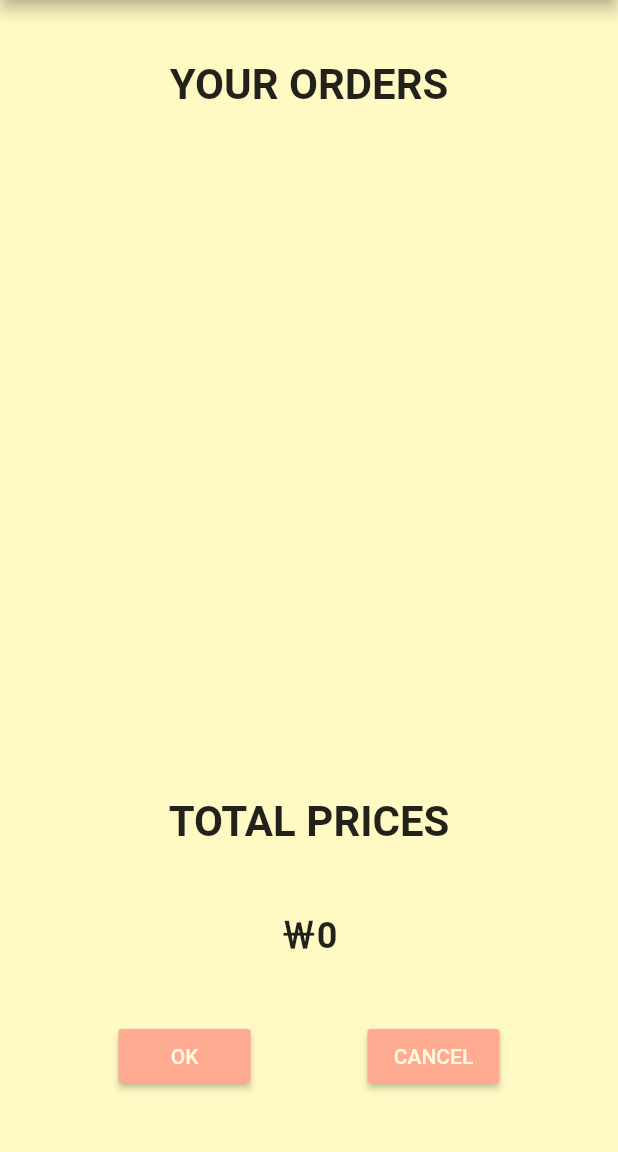
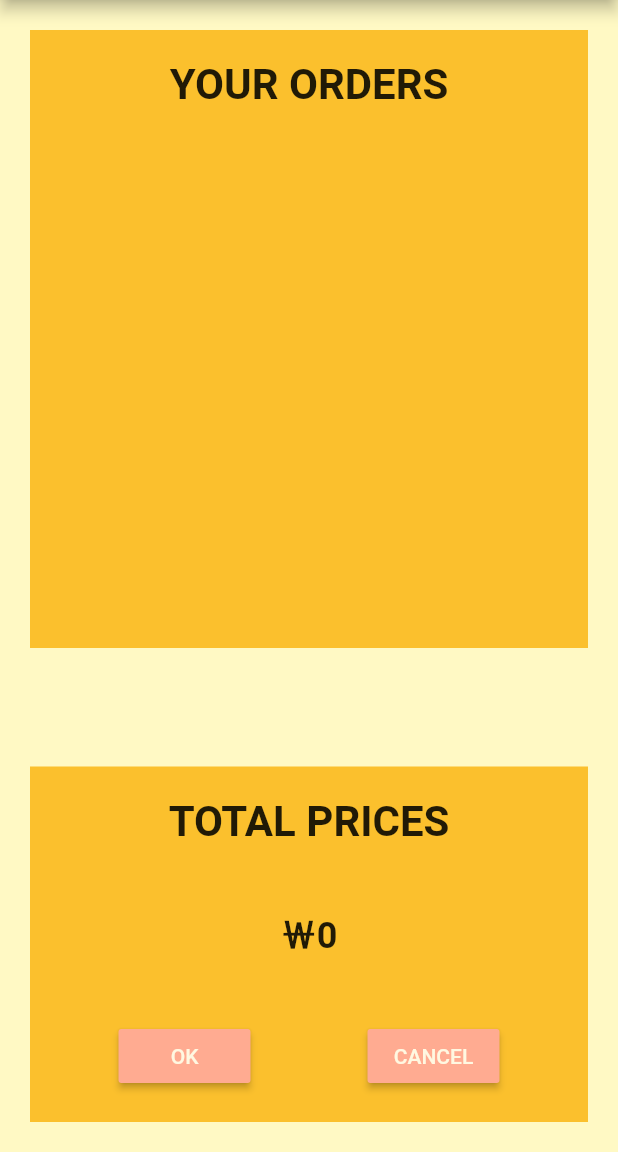
Before and after one commit to GeonwooVincentKim/Flutter-McDonalds-Project, a Flutter app: the Cart screen opened by its route, on a phone screen of 412 x 824 dp, the part 84-1236 px from its top. Run offline on Flutter 3.47's test engine with Material 2 defaults, Android fonts, the phone set to English and light mode, and no system bars; our stand-ins replace flutter_slidable; accounts and stored records are empty.

Commit message:
Successfully finished the task to create DarkTheme except not to refactor my codes in 'style.dart'

```diff
--- a/lib/screens/main_screen/cart.dart
+++ b/lib/screens/main_screen/cart.dart
@@ -39,18 +39,7 @@ class _CartState extends State<Cart> {
   Widget _buildCartAppBar(){
     return AppBar(
       title: Text(widget.title),
-      // backgroundColor: widget.cartColor,
       centerTitle: true,
-      // actions: [
-      //   IconButton(
-      //     icon: Icon(
-      //       IconMoon.iadd,
-      //       color: Colors.white
-      //     ),
-      //     // Menu(pageIndex: 1, pageInfo: null, title: "Menu", menuColor: BasicAppBarColor)
-      //     onPressed: () => Navigator.pushNamed(context, "/"),
-      //   )
-      // ],
     );
   }
 
@@ -60,7 +49,7 @@ class _CartState extends State<Cart> {
     return Container(
       height: screenHeight / 2,
       padding: EdgeInsets.symmetric(horizontal: basicPadding, vertical: basicPadding),
-      // color: CartOrderColor,
+      color: Theme.of(context).primaryColor,
       child: SingleChildScrollView(
         child: Consumer<ProviderMenu>(
           builder: (ctx, orderMenu, child){
@@ -84,10 +73,7 @@ class _CartState extends State<Cart> {
   Widget _buildCartPurchase(BuildContext context){
     return Container(
       padding: EdgeInsets.symmetric(horizontal: basicPadding, vertical: basicPadding),
-      // color: CartOrderColor,
-      // child: Center(
-
-      // )
+      color: Theme.of(context).primaryColor,
       child: Consumer<ProviderMenu>(
           builder: (ctx, totalPrice, child){
             return Column(
--- a/lib/screens/main_screen/details.dart
+++ b/lib/screens/main_screen/details.dart
@@ -107,8 +107,7 @@ class _DetailsState extends State<Details> {
       left: 0,
       right: 0,
       child: FlatButton(
-        shape: ContinuousRectangleBorder(side: BorderSide()),
-        // color: BasicBoxColor,
+        color: Theme.of(context).primaryColor,
         child: Padding(
           padding: EdgeInsets.all(basicPadding / 2),
           child: Text("Add to my Cart", style: clickTileSize)
--- a/lib/screens/main_screen/orders.dart
+++ b/lib/screens/main_screen/orders.dart
@@ -35,7 +35,6 @@ class _OrdersState extends State<Orders> {
   Widget _buildOrdersAppBar(){
     return AppBar(
       title: Text("Orders"),
-      // backgroundColor: widget.ordersColor,
       centerTitle: true,
     );
   }
@@ -45,7 +44,7 @@ class _OrdersState extends State<Orders> {
     return Container(
       height: screenHeight / 1.2,
       padding: EdgeInsets.symmetric(horizontal: basicPadding, vertical: basicPadding),
-      // color: CartOrderColor,
+      color: Theme.of(context).primaryColor,
       child: SingleChildScrollView(
         child: Consumer<ProviderMenu>(
           builder: (ctx, orderMenu, child){
--- a/lib/screens/main_screen/settings.dart
+++ b/lib/screens/main_screen/settings.dart
@@ -24,13 +24,12 @@ class Settings extends StatelessWidget {
   Widget _buildSettingsAppBar(BuildContext context){
     return AppBar(
       title: Text("Settings"),
-      // backgroundColor: BasicAppBarColor,
       centerTitle: true,
       actions: [
         IconButton(
           icon: Icon(
             Icons.edit,
-            color: Colors.white,
+            color: Theme.of(context).buttonColor,
           ), onPressed: () => Navigator.pushNamed(context, "/settings/modify")
         )
       ],
@@ -63,7 +62,7 @@ class Settings extends StatelessWidget {
     return Container(
       height: screenHeight / 3,
       padding: EdgeInsets.symmetric(vertical: basicPadding, horizontal: basicPadding),
-      // color: CartOrderColor,
+      color: Theme.of(context).primaryColor,
       child: Column(
         // crossAxisAlignment: CrossAxisAlignment.start,
         mainAxisAlignment: MainAxisAlignment.center,
@@ -86,6 +85,7 @@ class Settings extends StatelessWidget {
     return Container(
       padding: EdgeInsets.symmetric(horizontal: basicPadding, vertical: basicPadding),
       // color: CartOrderColor,
+      color: Theme.of(context).primaryColor,
       // color: lightTheme.primaryColor,
       width: screenWidth,
       child: BottomButton(contents: "Modify".toUpperCase(), onPressed: () => Navigator.pushNamed(context, "/settings/modify")),
--- a/lib/widget/image_widget/positioned/positioned_image.dart
+++ b/lib/widget/image_widget/positioned/positioned_image.dart
@@ -26,7 +26,6 @@ class PositionedImage extends StatelessWidget {
 
   @override
   Widget build(BuildContext context) {
-    final themeProvider = Provider.of<ProviderThemeDynamic>(context);
     return Positioned(
       bottom: bottom,
       right: right,
@@ -39,9 +38,7 @@ class PositionedImage extends StatelessWidget {
           width: imageWidth,
           height: imageHeight,
           decoration: BoxDecoration(
-            // color: BasicCircleColor,
             color: Theme.of(context).highlightColor,
-            // color: themeProvider.getDarkMode() ? darkTheme : lightTheme,
             shape: BoxShape.circle
           ),
           child: ClipRRect(
--- a/lib/widget/list_tile/cart_list.dart
+++ b/lib/widget/list_tile/cart_list.dart
@@ -59,7 +59,7 @@ class CartList extends StatelessWidget{
                 ),
               ],
               child: Container(
-                // color: Colors.white,
+                color: Theme.of(context).canvasColor,
                 child: ListTile(
                   leading: CircleAvatar(
                     backgroundColor: Colors.indigoAccent,
```
